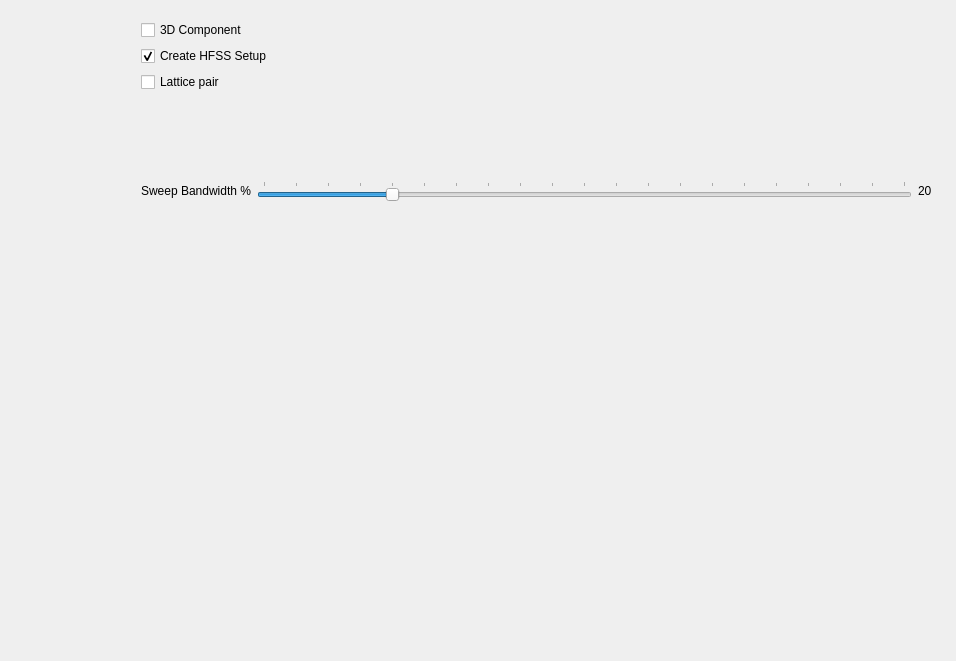
The window that src/ansys/aedt/toolkits/antenna/ui/windows/antenna_synthesis/antenna_synthesis_page.ui (ansys/pyaedt-toolkits-antenna) describes before a commit, drawn with Qt 5.
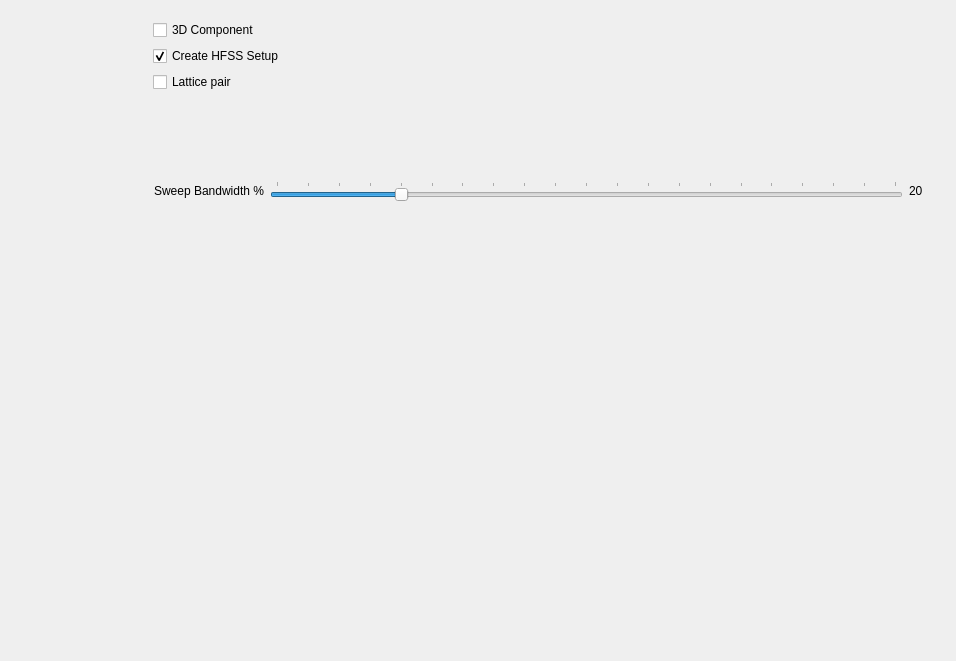
The same window after the commit.

What changed in the file:
```diff
--- a/src/ansys/aedt/toolkits/antenna/ui/windows/antenna_synthesis/antenna_synthesis_page.ui
+++ b/src/ansys/aedt/toolkits/antenna/ui/windows/antenna_synthesis/antenna_synthesis_page.ui
@@ -43,23 +43,25 @@
         <number>6</number>
        </property>
        <property name="rightMargin">
-        <number>0</number>
+        <number>6</number>
        </property>
        <property name="bottomMargin">
         <number>0</number>
        </property>
        <item>
+        <widget class="QFrame" name="antenna_input_frame">
         <layout class="QVBoxLayout" name="antenna_input">
          <property name="topMargin">
-          <number>0</number>
+           <number>1</number>
          </property>
          <property name="rightMargin">
-          <number>0</number>
+           <number>1</number>
          </property>
          <property name="bottomMargin">
-          <number>0</number>
-         </property>
-        </layout>
+           <number>1</number>
+          </property>
+         </layout>
+        </widget>
        </item>
        <item>
         <spacer name="verticalSpacer_2">
@@ -67,7 +69,7 @@
           <enum>Qt::Vertical</enum>
          </property>
          <property name="sizeType">
-          <enum>QSizePolicy::Preferred</enum>
+          <enum>QSizePolicy::Fixed</enum>
          </property>
          <property name="sizeHint" stdset="0">
           <size>
@@ -167,6 +169,7 @@
              </widget>
             </item>
             <item>
+             <widget class="QWidget" name="sweep_widget" native="true">
              <layout class="QHBoxLayout" name="sweep_layout">
               <property name="spacing">
                <number>6</number>
@@ -175,7 +178,7 @@
                <enum>QLayout::SetDefaultConstraint</enum>
               </property>
               <property name="leftMargin">
-               <number>0</number>
+                <number>1</number>
               </property>
               <item>
                <widget class="QLabel" name="sweep_label">
@@ -235,6 +238,23 @@
                </widget>
               </item>
              </layout>
+             </widget>
+            </item>
+            <item>
+             <spacer name="verticalSpacer_4">
+              <property name="orientation">
+               <enum>Qt::Vertical</enum>
+              </property>
+              <property name="sizeType">
+               <enum>QSizePolicy::Fixed</enum>
+              </property>
+              <property name="sizeHint" stdset="0">
+               <size>
+                <width>20</width>
+                <height>10</height>
+               </size>
+              </property>
+             </spacer>
             </item>
            </layout>
           </item>
@@ -252,7 +272,7 @@
          <property name="sizeHint" stdset="0">
           <size>
            <width>20</width>
-           <height>40</height>
+           <height>20</height>
           </size>
          </property>
         </spacer>
```
Lines whose indentation alone changed are shown as unchanged.
